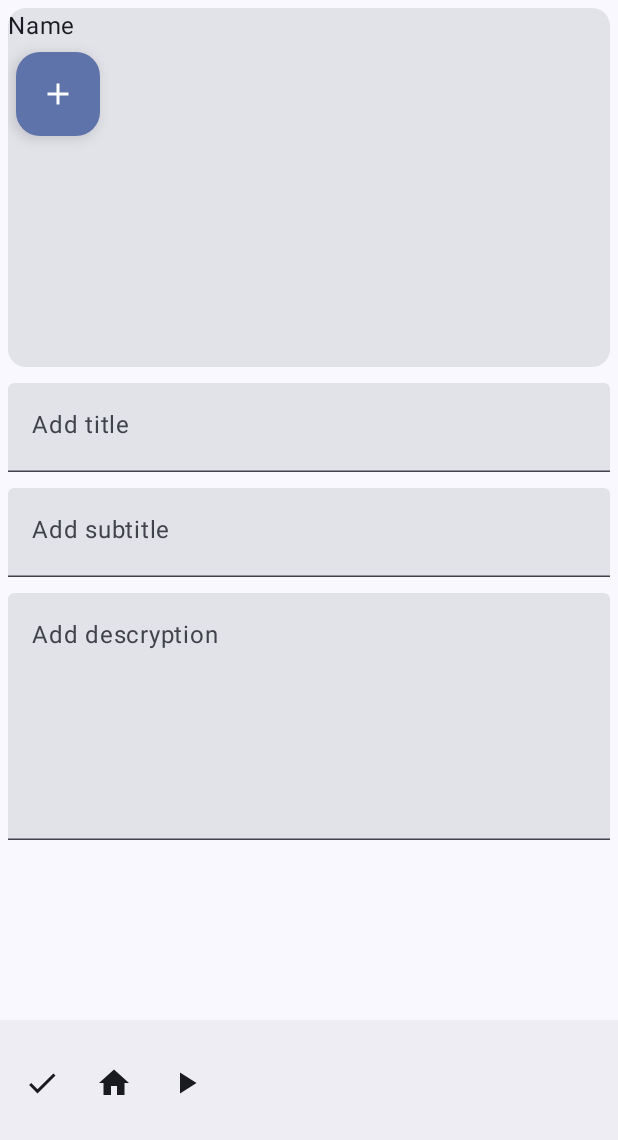
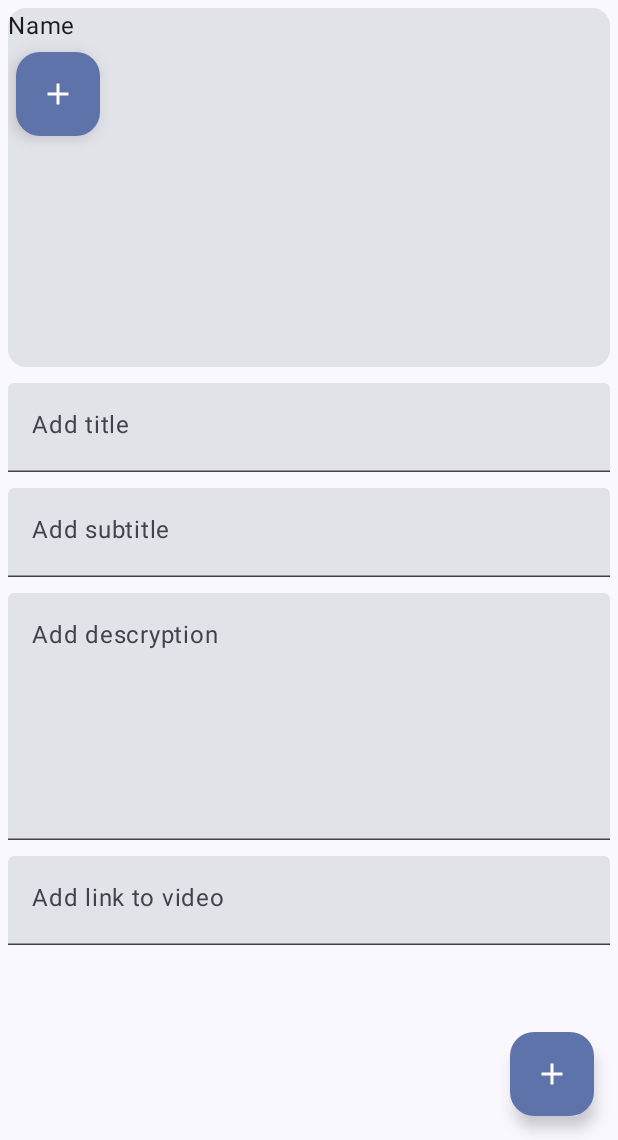
Before and after one commit to Szym123/WatchList, an Android app built with Jetpack Compose: the InputScreen screen opened through its navigation route, on a phone screen of 412 x 824 dp, the part 96-1236 px from its top. Run offline under Robolectric (Android 15) with nearby library versions, the phone set to English and light mode, and no system bars; our stand-ins replace Room's generated code, livedata-compose.

Commit message:
Creation of user input

```diff
--- a/WatchList/app/build.gradle.kts
+++ b/WatchList/app/build.gradle.kts
@@ -40,6 +40,19 @@ android {
     }
 }
 
+kotlin {
+    sourceSets {
+        main {
+            kotlin.srcDir("src/main/kotlin") //redundant, but good to be explicit
+            resources.srcDir("src/main/resources") //redundant, but good to be explicit
+        }
+        test {
+            kotlin.srcDir("src/test/kotlin")  //redundant, but good to be explicit
+            resources.srcDir("src/test/resources") //redundant, but good to be explicit
+        }
+    }
+}
+
 dependencies {
     implementation(libs.androidx.core.ktx)
     implementation(libs.androidx.lifecycle.runtime.ktx)
@@ -67,3 +80,9 @@ dependencies {
     kapt(libs.room.compiler)
     implementation(libs.compose.runtime.livedata)
 }
+
+kapt {
+    arguments {
+        arg("room.schemaLocation", "$projectDir/schemas")
+    }
+}
--- a/WatchList/app/src/main/java/com/example/watchlist/Dao.kt
+++ b/WatchList/app/src/main/java/com/example/watchlist/Dao.kt
@@ -5,9 +5,10 @@ import androidx.room.ColumnInfo
 import androidx.room.Dao
 import androidx.room.Entity
 import androidx.room.Insert
-import androidx.room.OnConflictStrategy
 import androidx.room.PrimaryKey
 import androidx.room.Query
+import androidx.room.migration.Migration
+
 
 @Entity(tableName = "user_table")
 data class User(
@@ -15,7 +16,8 @@ data class User(
     @ColumnInfo(name = "Name") val name: String,
     @ColumnInfo(name = "AdditionalInfo") val additionalInfo: String,
     @ColumnInfo(name = "Description") val description: String,
-    @ColumnInfo(name = "IsLike") val isLike: Boolean
+    @ColumnInfo(name = "IsLike") val isLike: Boolean,
+    //@ColumnInfo(name = "Video") val video: String,
 )
 
 @Dao
--- a/WatchList/app/src/main/java/com/example/watchlist/DataBase.kt
+++ b/WatchList/app/src/main/java/com/example/watchlist/DataBase.kt
@@ -1,28 +1,16 @@
 package com.example.watchlist
 
+import androidx.room.AutoMigration
 import androidx.room.Database
 import androidx.room.Room
 import androidx.room.RoomDatabase
 
-// 3. Database Class
-@Database(entities = [User::class], version = 1)
+@Database(
+    entities = [User::class],
+    version = 1,
+    //autoMigrations = [ AutoMigration (from = 1, to = 2) ],
+    exportSchema = true
+)
 abstract class AppDatabase : RoomDatabase() {
     abstract fun userDao(): UserDao
-
-    /*companion object {
-        @Volatile
-        private var INSTANCE: AppDatabase? = null
-
-        fun getInstance(context: android.content.Context): AppDatabase {
-            return INSTANCE ?: synchronized(this) {
-                val instance = Room.databaseBuilder(
-                    context.applicationContext,
-                    AppDatabase::class.java,
-                    "user_database"
-                ).build()
-                INSTANCE = instance
-                instance
-            }
-        }
-    }*/
 }
--- a/WatchList/app/src/main/java/com/example/watchlist/InputScreen.kt
+++ b/WatchList/app/src/main/java/com/example/watchlist/InputScreen.kt
@@ -4,22 +4,32 @@ import androidx.compose.foundation.layout.*
 import androidx.compose.foundation.text.KeyboardOptions
 import androidx.compose.material.icons.Icons
 import androidx.compose.material.icons.filled.Add
-import androidx.compose.material.icons.filled.Check
-import androidx.compose.material.icons.filled.Home
-import androidx.compose.material.icons.filled.PlayArrow
 import androidx.compose.material3.*
 import androidx.compose.runtime.Composable
 import androidx.compose.runtime.getValue
 import androidx.compose.runtime.mutableStateOf
-import androidx.compose.runtime.remember
 import androidx.compose.runtime.setValue
 import androidx.compose.ui.Modifier
 import androidx.compose.ui.text.input.KeyboardType
+import androidx.compose.ui.text.input.TextFieldValue
 import androidx.compose.ui.unit.dp
 import androidx.navigation.NavHostController
+import androidx.compose.runtime.remember
 
 @Composable
 fun InputScreen(navController: NavHostController, userViewModel: UserViewModel) {
+    var name by remember { mutableStateOf(TextFieldValue("")) }
+    var additionalInfo by remember { mutableStateOf(TextFieldValue("")) }
+    var description by remember { mutableStateOf(TextFieldValue("")) }
+    var video by remember { mutableStateOf(TextFieldValue("")) }
+
+    val newUser = User(
+        name = name.text,
+        additionalInfo = additionalInfo.text,
+        description = description.text,
+        isLike = false,
+        //video = video.text
+    )
 
     Scaffold(
         topBar = {
@@ -29,8 +39,13 @@ fun InputScreen(navController: NavHostController, userViewModel: UserViewModel)
                 navController = navController
             )
         },
-        bottomBar = {
-            BottomAppBar()
+                floatingActionButton = {
+            FloatingActionButton(onClick = { userViewModel.insertUser(newUser) }) {
+                Icon(
+                    imageVector = Icons.Default.Add,
+                    contentDescription = "Add"
+                )
+            }
         }
     ) { padding ->
         Column(
@@ -39,24 +54,28 @@ fun InputScreen(navController: NavHostController, userViewModel: UserViewModel)
                 .padding(padding),
         ) {
             CardWithPhoto()
-            SimpleFilledTextFieldSample("Add title",70)
-            SimpleFilledTextFieldSample("Add subtitle",70)
-            SimpleFilledTextFieldSample("Add descryption",175)
+            SimpleFilledTextFieldSample("Add title",70,value = name,onValueChange = { name = it })
+            SimpleFilledTextFieldSample("Add subtitle",70,value = additionalInfo,onValueChange = { additionalInfo = it })
+            SimpleFilledTextFieldSample("Add descryption",175,value = description,onValueChange = { description = it })
+            SimpleFilledTextFieldSample("Add link to video",70,value = video,onValueChange = { video = it })
         }
     }
 }
 
 @Composable
-fun SimpleFilledTextFieldSample(descryption: String, height: Int) {
-    var text by remember { mutableStateOf("") }
-
+fun SimpleFilledTextFieldSample(
+    descryption: String,
+    height: Int,
+    value: TextFieldValue,
+    onValueChange: (TextFieldValue) -> Unit
+) {
     TextField(
         modifier = Modifier
             .fillMaxWidth()
             .height(height.dp)
             .padding(5.dp),
-        value = text,
-        onValueChange = { text = it },
+        value = value,
+        onValueChange = onValueChange,
         label = { Text(descryption) },
         keyboardOptions = KeyboardOptions(keyboardType = KeyboardType.Text)
     )
@@ -83,26 +102,3 @@ fun CardWithPhoto() {
         }
     }
 }
-
-@Composable
-fun BottomAppBar() {
-    BottomAppBar(
-        actions = {
-            IconButton(onClick = { /* do something */ }) {
-                Icon(Icons.Filled.Check, contentDescription = "Localized description")
-            }
-            IconButton(onClick = { /* do something */ }) {
-                Icon(
-                    Icons.Filled.Home,
-                    contentDescription = "Localized description",
-                )
-            }
-            IconButton(onClick = { /* do something */ }) {
-                Icon(
-                    Icons.Filled.PlayArrow,
-                    contentDescription = "Localized description",
-                )
-            }
-        }
-    )
-}
--- a/WatchList/app/src/main/java/com/example/watchlist/UserViewModel.kt
+++ b/WatchList/app/src/main/java/com/example/watchlist/UserViewModel.kt
@@ -4,7 +4,6 @@ import androidx.lifecycle.LiveData
 import androidx.lifecycle.ViewModel
 import androidx.lifecycle.ViewModelProvider
 import androidx.lifecycle.viewModelScope
-import androidx.room.Room
 import kotlinx.coroutines.Dispatchers
 import kotlinx.coroutines.launch
 
```
Also changed, not shown: 2 other files.
